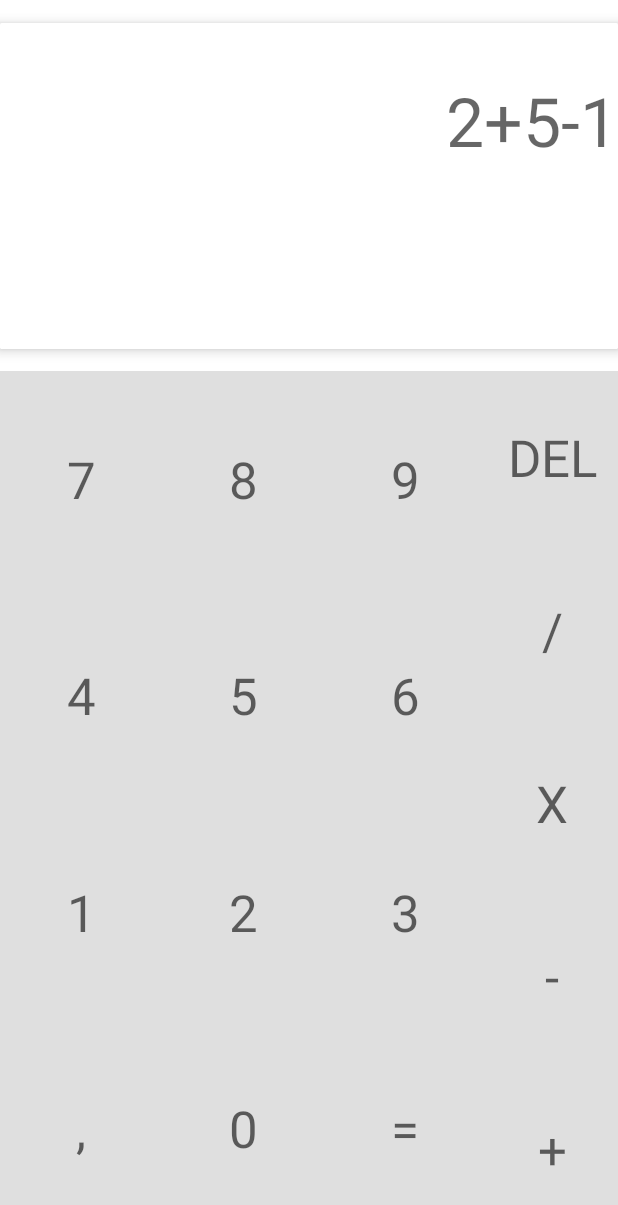
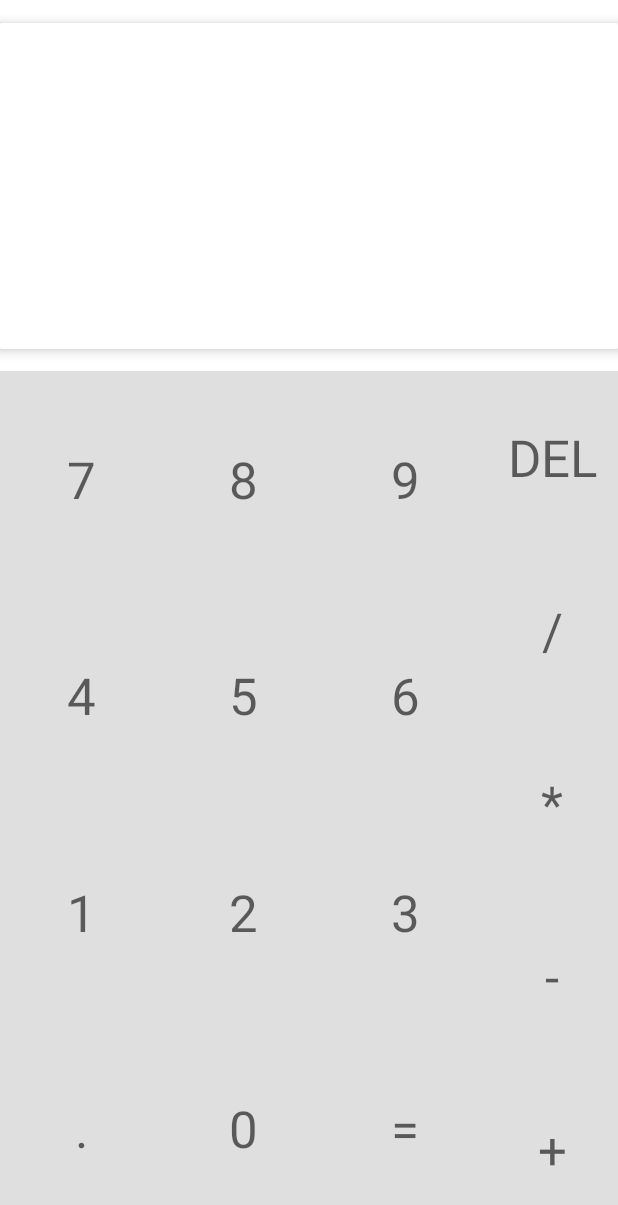
Before and after one commit to ArsenEloglian/AdvanceProgrammingTechniques_1920, an Android app: the screen it shows after launch (MainActivity), on a phone screen of 412 x 824 dp. Shown: the top 1205 px of the screen. Run offline under Robolectric (Android 15) with nearby library versions, the light colour scheme and no system bars.

Commit message:
2.Przyciski

```diff
--- a/AndroidCalculator/Calculator/app/src/main/java/com/example/kalkulator/MainActivity.java
+++ b/AndroidCalculator/Calculator/app/src/main/java/com/example/kalkulator/MainActivity.java
@@ -10,8 +10,6 @@ import android.widget.Toast;
 
 import net.objecthunter.exp4j.Expression;
 import net.objecthunter.exp4j.ExpressionBuilder;
-
-import java.util.ArrayList;
 
 public class MainActivity extends AppCompatActivity {
 
@@ -35,6 +33,28 @@ public class MainActivity extends AppCompatActivity {
     private Button buttonDot;
     private Button buttonDel;
 
+    private void init() {
+        resultView = findViewById(R.id.textView);
+        result = "";
+        button0 = (Button) findViewById(R.id.button0);
+        button1 = (Button) findViewById(R.id.button1);
+        button2 = (Button) findViewById(R.id.button2);
+        button3 = (Button) findViewById(R.id.button3);
+        button4 = (Button) findViewById(R.id.button4);
+        button5 = (Button) findViewById(R.id.button5);
+        button6 = (Button) findViewById(R.id.button6);
+        button7 = (Button) findViewById(R.id.button7);
+        button8 = (Button) findViewById(R.id.button8);
+        button9 = (Button) findViewById(R.id.button9);
+        buttonAdd = (Button) findViewById(R.id.buttonPlus);
+        buttonSubtract = (Button) findViewById(R.id.buttonMinus);
+        buttonDivide = (Button) findViewById(R.id.buttonDivide);
+        buttonMultiply = (Button) findViewById(R.id.buttonMultiply);
+        buttonDel = (Button) findViewById(R.id.buttonDel);
+        buttonDot = (Button) findViewById(R.id.buttonDot);
+        buttonEqual = (Button) findViewById(R.id.buttonEquals);
+    }
+
     @Override
     protected void onCreate(Bundle savedInstanceState) {
         super.onCreate(savedInstanceState);
@@ -44,51 +64,35 @@ public class MainActivity extends AppCompatActivity {
         buttonEqual.setOnClickListener(new View.OnClickListener() {
             @Override
             public void onClick(View view) {
-                if(!"".equals(result)) {
+                if (!"".equals(result)) {
 
-                    try{
+                    try {
                         Expression expression = new ExpressionBuilder(result).build();
                         double calculate = expression.evaluate();
-                        /*
-                        Tutaj część kacpra aby zrobic funkcje przerabiajaca double na stringa
 
                         resultView.setText(DoubleToString(calculate));
 
-                         */
                         result = "";
 
-                    }
-                    catch(Exception e){
+                    } catch (Exception e) {
                         Toast.makeText(MainActivity.this, "Incorrect", Toast.LENGTH_SHORT).show();
                     }
                 }
 
             }
         });
-    }
-
-
-    private void init() {
-        resultView = findViewById(R.id.textView);
-        result = "";
-        button0=(Button) findViewById(R.id.button0);
-        button1=(Button) findViewById(R.id.button1);
-        button2=(Button) findViewById(R.id.button2);
-        button3=(Button) findViewById(R.id.button3);
-        button4=(Button) findViewById(R.id.button4);
-        button5=(Button) findViewById(R.id.button5);
-        button6=(Button) findViewById(R.id.button6);
-        button7=(Button) findViewById(R.id.button7);
-        button8=(Button) findViewById(R.id.button8);
-        button9=(Button) findViewById(R.id.button9);
-        buttonAdd=(Button) findViewById(R.id.buttonPlus);
-        buttonSubtract=(Button) findViewById(R.id.buttonMinus);
-        buttonDivide=(Button) findViewById(R.id.buttonDivide);
-        buttonMultiply=(Button) findViewById(R.id.buttonMultiply);
-        buttonDel=(Button) findViewById(R.id.buttonDel);
-        buttonDot=(Button) findViewById(R.id.buttonDot);
-        buttonEqual=(Button) findViewById(R.id.buttonEquals);
 
     }
 
+    private String DoubleToString(double calculate) {
+        return String.valueOf(calculate);
+    }
+
+    public void onClickOtherButtons(View view) {
+        Button buttonPressed = (Button) view;
+        String valueFromTheButton = buttonPressed.getText().toString();
+        resultView.setText(resultView.getText() + valueFromTheButton);
+        result = resultView.getText().toString();
+    }
+
 }
--- a/AndroidCalculator/Calculator/app/src/main/res/layout/activity_main.xml
+++ b/AndroidCalculator/Calculator/app/src/main/res/layout/activity_main.xml
@@ -26,15 +26,13 @@
                 android:id="@+id/textView"
                 android:layout_width="0dp"
                 android:layout_height="148dp"
-                android:text="2+5-1"
                 android:textAlignment="textEnd"
                 android:textAppearance="@style/TextAppearance.AppCompat.Display2"
                 app:layout_constraintBottom_toBottomOf="parent"
                 app:layout_constraintEnd_toEndOf="parent"
                 app:layout_constraintHorizontal_bias="0.0"
                 app:layout_constraintStart_toStartOf="parent"
-                app:layout_constraintTop_toTopOf="parent"
-                tools:text="2+5-1" />
+                app:layout_constraintTop_toTopOf="parent" />
         </androidx.constraintlayout.widget.ConstraintLayout>
 
     </androidx.cardview.widget.CardView>
@@ -54,6 +52,7 @@
             style="@style/Widget.AppCompat.Button.Borderless"
             android:layout_width="0dp"
             android:layout_height="0dp"
+            android:onClick="onClickOtherButtons"
             android:text="9"
             android:textAppearance="@style/TextAppearance.AppCompat.Display1"
             app:layout_constraintBottom_toTopOf="@+id/button6"
@@ -67,6 +66,7 @@
             style="@style/Widget.AppCompat.Button.Borderless"
             android:layout_width="0dp"
             android:layout_height="0dp"
+            android:onClick="onClickOtherButtons"
             android:text="7"
             android:textAppearance="@style/TextAppearance.AppCompat.Display1"
             app:layout_constraintBottom_toTopOf="@+id/button4"
@@ -80,6 +80,7 @@
             style="@style/Widget.AppCompat.Button.Borderless"
             android:layout_width="0dp"
             android:layout_height="0dp"
+            android:onClick="onClickOtherButtons"
             android:text="8"
             android:textAppearance="@style/TextAppearance.AppCompat.Display1"
             app:layout_constraintBottom_toTopOf="@+id/button5"
@@ -93,6 +94,7 @@
             style="@style/Widget.AppCompat.Button.Borderless"
             android:layout_width="0dp"
             android:layout_height="0dp"
+            android:onClick="onClickOtherButtons"
             android:text="6"
             android:textAppearance="@style/TextAppearance.AppCompat.Display1"
             app:layout_constraintBottom_toTopOf="@+id/button3"
@@ -106,6 +108,7 @@
             style="@style/Widget.AppCompat.Button.Borderless"
             android:layout_width="0dp"
             android:layout_height="0dp"
+            android:onClick="onClickOtherButtons"
             android:text="5"
             android:textAppearance="@style/TextAppearance.AppCompat.Display1"
             app:layout_constraintBottom_toTopOf="@+id/button2"
@@ -119,6 +122,7 @@
             style="@style/Widget.AppCompat.Button.Borderless"
             android:layout_width="0dp"
             android:layout_height="0dp"
+            android:onClick="onClickOtherButtons"
             android:text="4"
             android:textAppearance="@style/TextAppearance.AppCompat.Display1"
             app:layout_constraintBottom_toTopOf="@+id/button1"
@@ -132,6 +136,7 @@
             style="@style/Widget.AppCompat.Button.Borderless"
             android:layout_width="0dp"
             android:layout_height="0dp"
+            android:onClick="onClickOtherButtons"
             android:text="3"
             android:textAppearance="@style/TextAppearance.AppCompat.Display1"
             app:layout_constraintBottom_toTopOf="@+id/buttonEquals"
@@ -145,6 +150,7 @@
             style="@style/Widget.AppCompat.Button.Borderless"
             android:layout_width="0dp"
             android:layout_height="0dp"
+            android:onClick="onClickOtherButtons"
             android:text="2"
             android:textAppearance="@style/TextAppearance.AppCompat.Display1"
             app:layout_constraintBottom_toTopOf="@+id/button0"
@@ -158,6 +164,7 @@
             style="@style/Widget.AppCompat.Button.Borderless"
             android:layout_width="0dp"
             android:layout_height="0dp"
+            android:onClick="onClickOtherButtons"
             android:text="1"
             android:textAppearance="@style/TextAppearance.AppCompat.Display1"
             app:layout_constraintBottom_toTopOf="@+id/buttonDot"
@@ -171,6 +178,7 @@
             style="@style/Widget.AppCompat.Button.Borderless"
             android:layout_width="0dp"
             android:layout_height="0dp"
+            android:onClick="onClickOtherButtons"
             android:text="0"
             android:textAppearance="@style/TextAppearance.AppCompat.Display1"
             app:layout_constraintBottom_toBottomOf="parent"
@@ -208,6 +216,7 @@
             style="@style/Widget.AppCompat.Button.Borderless"
             android:layout_width="wrap_content"
             android:layout_height="0dp"
+            android:onClick="onClickOtherButtons"
             android:text="/"
             android:textAppearance="@style/TextAppearance.AppCompat.Display1"
             app:layout_constraintBottom_toTopOf="@+id/buttonMultiply"
@@ -219,7 +228,8 @@
             style="@style/Widget.AppCompat.Button.Borderless"
             android:layout_width="wrap_content"
             android:layout_height="0dp"
-            android:text="X"
+            android:onClick="onClickOtherButtons"
+            android:text="*"
             android:textAppearance="@style/TextAppearance.AppCompat.Display1"
             app:layout_constraintBottom_toTopOf="@+id/buttonMinus"
             app:layout_constraintEnd_toEndOf="parent"
@@ -230,6 +240,7 @@
             style="@style/Widget.AppCompat.Button.Borderless"
             android:layout_width="wrap_content"
             android:layout_height="0dp"
+            android:onClick="onClickOtherButtons"
             android:text="-"
             android:textAppearance="@style/TextAppearance.AppCompat.Display1"
             app:layout_constraintBottom_toTopOf="@+id/buttonPlus"
@@ -241,6 +252,7 @@
             style="@style/Widget.AppCompat.Button.Borderless"
             android:layout_width="wrap_content"
             android:layout_height="0dp"
+            android:onClick="onClickOtherButtons"
             android:text="+"
             android:textAppearance="@style/TextAppearance.AppCompat.Display1"
             app:layout_constraintBottom_toBottomOf="parent"
@@ -252,7 +264,8 @@
             style="@style/Widget.AppCompat.Button.Borderless"
             android:layout_width="0dp"
             android:layout_height="0dp"
-            android:text=","
+            android:onClick="onClickOtherButtons"
+            android:text="."
             android:textAppearance="@style/TextAppearance.AppCompat.Display1"
             app:layout_constraintBottom_toBottomOf="parent"
             app:layout_constraintEnd_toStartOf="@+id/button0"
--- a/AndroidCalculator/Calculator/build.gradle
+++ b/AndroidCalculator/Calculator/build.gradle
@@ -7,7 +7,7 @@ buildscript {
 
     }
     dependencies {
-        classpath 'com.android.tools.build:gradle:3.4.2'
+        classpath 'com.android.tools.build:gradle:3.5.1'
 
         // NOTE: Do not place your application dependencies here; they belong
         // in the individual module build.gradle files
```
Also changed, not shown: AndroidCalculator/Calculator/gradle/wrapper/gradle-wrapper.properties.
